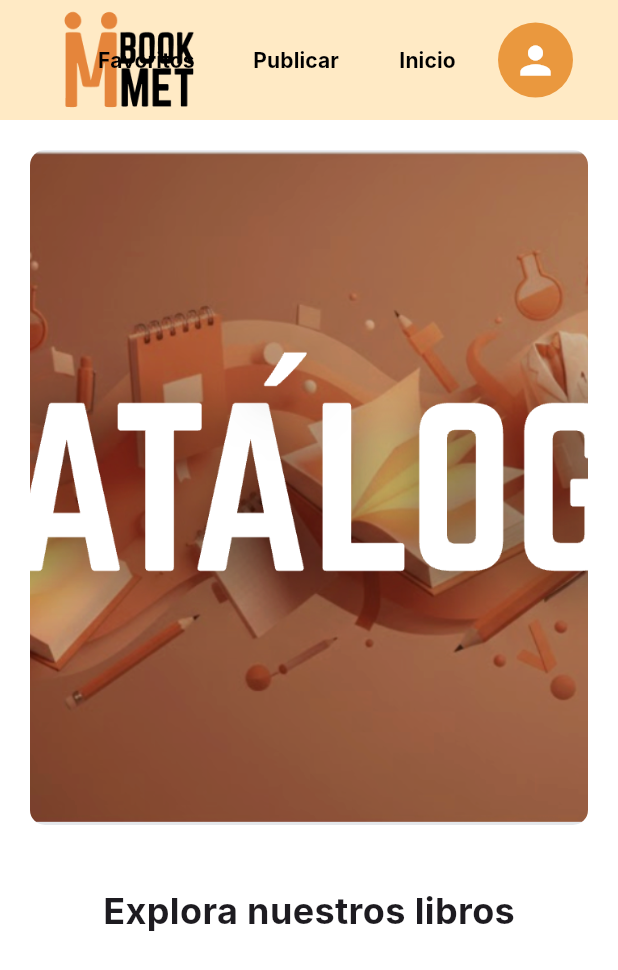
After one commit to IbrahimGBH/bookmet, a Flutter app: the PantallaCatalogo screen opened directly, on a phone screen of 412 x 824 dp. The commit adds this screen. Shown: the top 970 px of the screen. Run offline on Flutter 3.47's test engine with Material 3 defaults, Android fonts, the phone set to English and light mode, and no system bars; our stand-ins replace cloud_firestore, firebase_auth, firebase_core; accounts and stored records are empty; Roboto replaces fonts that are missing (Inter).

Commit message:
Registro funcional, login con redireccion y pantalla de catalogo actualizada

```diff
--- /dev/null
+++ b/lib/pantalla_catalogo.dart
@@ -0,0 +1,96 @@
+import 'package:flutter/material.dart';
+
+class PantallaCatalogo extends StatelessWidget {
+  const PantallaCatalogo({super.key});
+
+  @override
+  Widget build(BuildContext context) {
+    return Scaffold(
+      backgroundColor: Colors.white,
+      appBar: AppBar(
+        // Color melocotón clarito del diseño
+        backgroundColor: const Color(0xFFFFEAC5),
+        elevation: 0,
+        toolbarHeight: 80,
+        // LOGO ARRIBA A LA IZQUIERDA
+        leadingWidth: 150,
+        leading: Padding(
+          padding: const EdgeInsets.only(left: 20.0),
+          child: Image.asset(
+            'image/LogoBookmetMini.png', // Misma ruta que en el login
+            fit: BoxFit.contain,
+          ),
+        ),
+        actions: [
+          TextButton(
+            onPressed: () {},
+            child: const Text('Favoritos', style: TextStyle(color: Colors.black, fontWeight: FontWeight.bold)),
+          ),
+          const SizedBox(width: 15),
+          TextButton(
+            onPressed: () {},
+            child: const Text('Publicar', style: TextStyle(color: Colors.black, fontWeight: FontWeight.bold)),
+          ),
+          const SizedBox(width: 15),
+          TextButton(
+            onPressed: () {},
+            child: const Text('Inicio', style: TextStyle(color: Colors.black, fontWeight: FontWeight.bold)),
+          ),
+          const SizedBox(width: 15),
+
+          // BOTÓN DE LA PERSONITA
+          InkWell(
+            onTap: () {
+              print("Has tocado el perfil del usuario");
+            },
+            borderRadius: BorderRadius.circular(50),
+            child: const CircleAvatar(
+              radius: 25,
+              backgroundColor: Color(0xFFEA983E),
+              child: Icon(Icons.person, color: Colors.white, size: 30),
+            ),
+          ),
+          const SizedBox(width: 30),
+        ],
+      ),
+
+      body: SingleChildScrollView(
+        child: Column(
+          children: [
+            const SizedBox(height: 20),
+
+
+
+// IMAGEN DEL CATÁLOGO
+            Padding(
+              padding: const EdgeInsets.symmetric(horizontal: 20.0),
+              child: ClipRRect(
+                borderRadius: BorderRadius.circular(10),
+                child: Image.asset(
+                  'assets/images/catalogo.png',
+                  width: double.infinity,
+                  height: 450,
+                  fit: BoxFit.cover,
+                  errorBuilder: (context, error, stackTrace) {
+                    return Container(
+                      height: 400,
+                      color: Colors.grey[300],
+                      child: const Center(
+                        child: Text("Revisa que en pubspec.yaml diga: - assets/images/"),
+                      ),
+                    );
+                  },
+                ),
+              ),
+            ),
+
+
+            // Aquí se puede poner los libros mas abajo
+            const SizedBox(height: 40),
+            const Text("Explora nuestros libros", style: TextStyle(fontSize: 24, fontWeight: FontWeight.bold)),
+          ],
+        ),
+      ),
+    );
+  }
+}
```
Also changed, not shown: lib/inicio_sesion.dart (+31 -0 lines), lib/registrarse.dart (+18 -1 lines), assets/images/catalogo.png (added).
